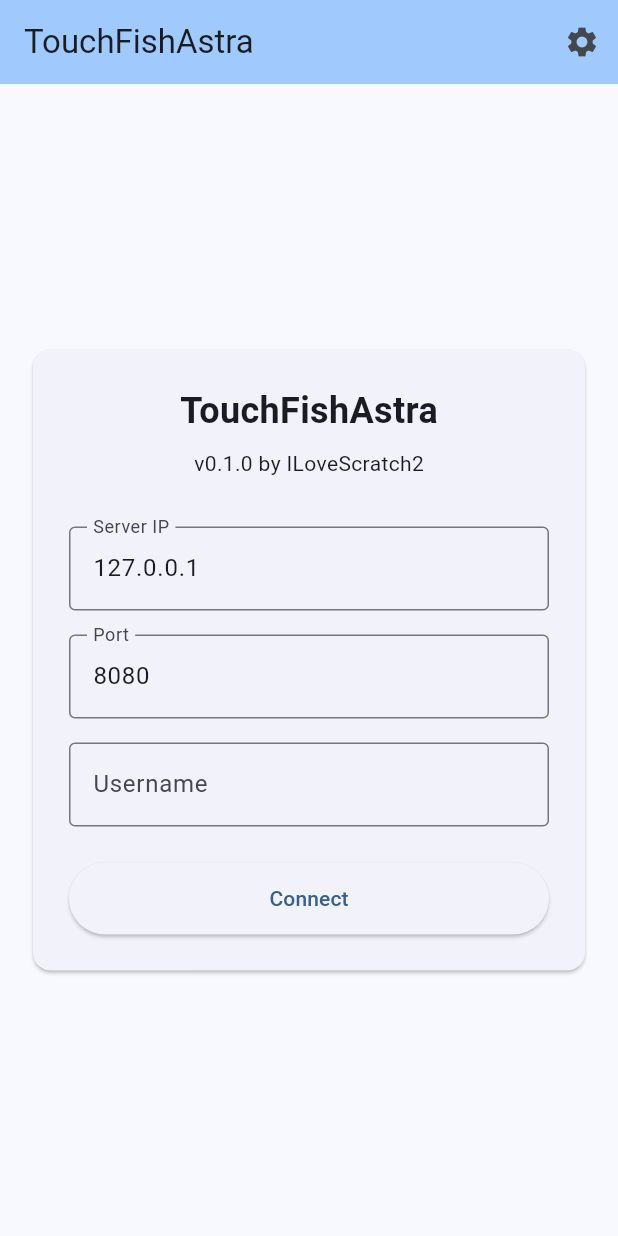
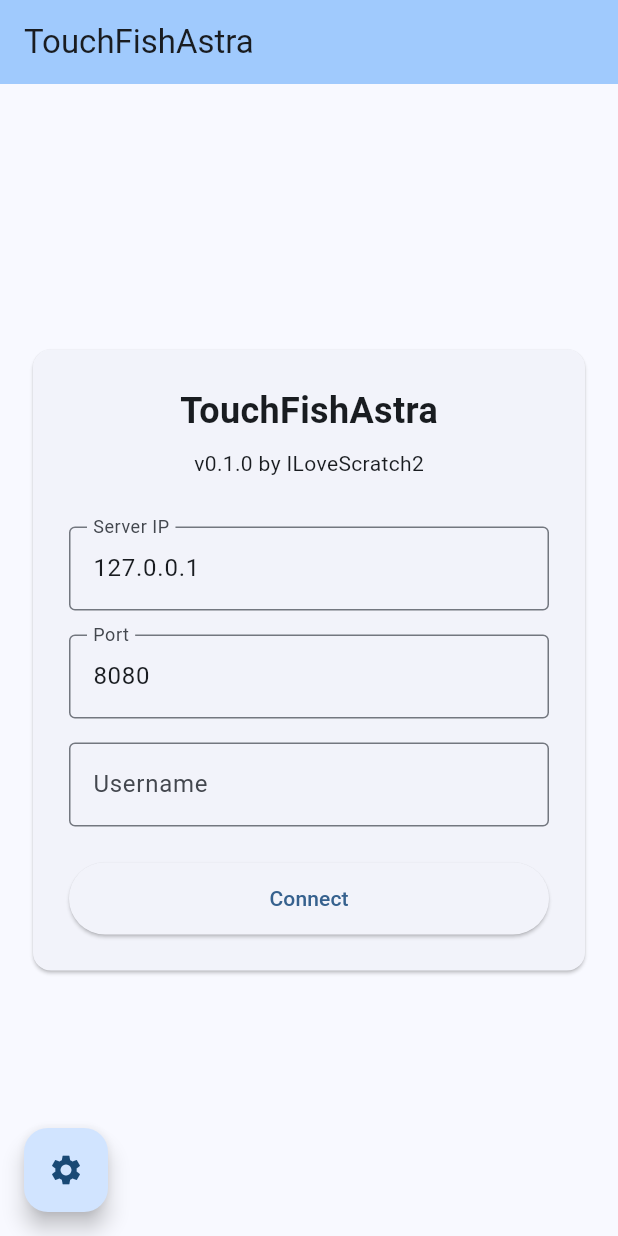
Before and after one commit to ILoveScratch2/TouchFish-Astra, a Flutter app: the screen it shows after launch, on a phone screen of 412 x 824 dp. Run offline on Flutter 3.47's test engine with Material 3 defaults, Android fonts, the phone set to English and light mode, and no system bars; our stand-ins replace file_picker, shared_preferences.

Commit message:
feat: optimize

```diff
--- a/lib/main.dart
+++ b/lib/main.dart
@@ -139,9 +139,8 @@ class _ConnectScreenState extends State<ConnectScreen> {
       appBar: AppBar(
         title: const Text('TouchFishAstra'),
         backgroundColor: Theme.of(context).colorScheme.inversePrimary,
-        actions: [
-          IconButton(
-            icon: const Icon(Icons.settings),
+      ),
+      floatingActionButton: FloatingActionButton(
         onPressed: () {
           Navigator.push(
             context,
@@ -159,9 +158,9 @@ class _ConnectScreenState extends State<ConnectScreen> {
             ),
           );
         },
+        child: const Icon(Icons.settings),
       ),
-        ],
-      ),
+      floatingActionButtonLocation: FloatingActionButtonLocation.startFloat,
       body: Center(
         child: SizedBox(
           width: 400,
```
Lines whose indentation alone changed are shown as unchanged.
